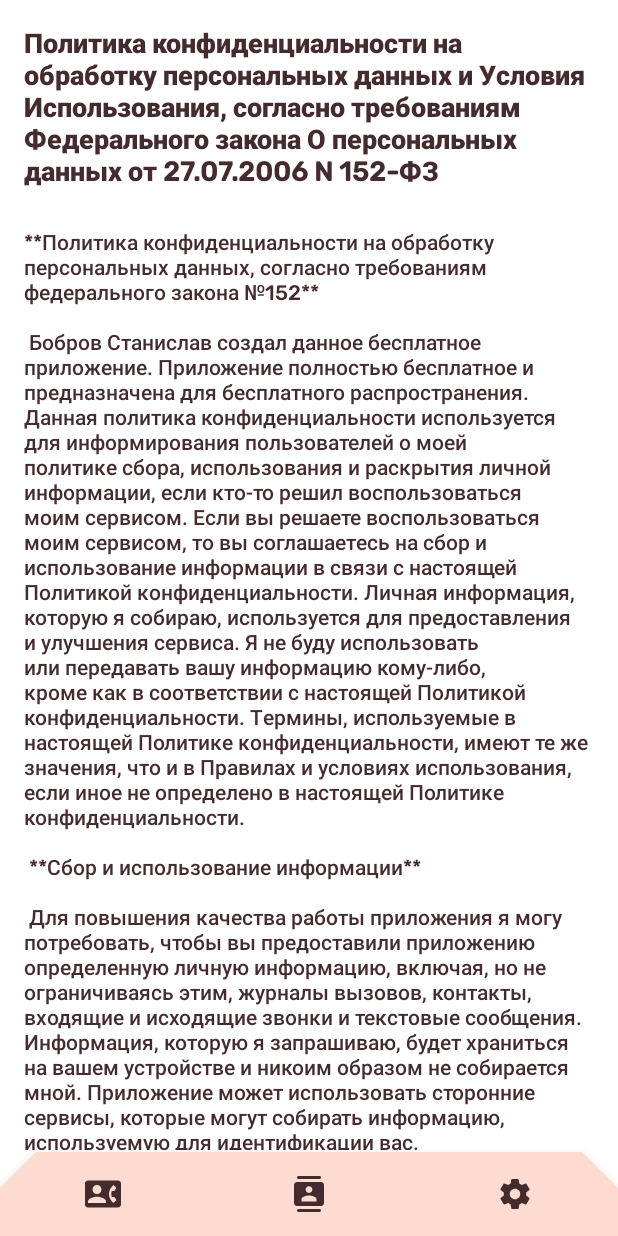
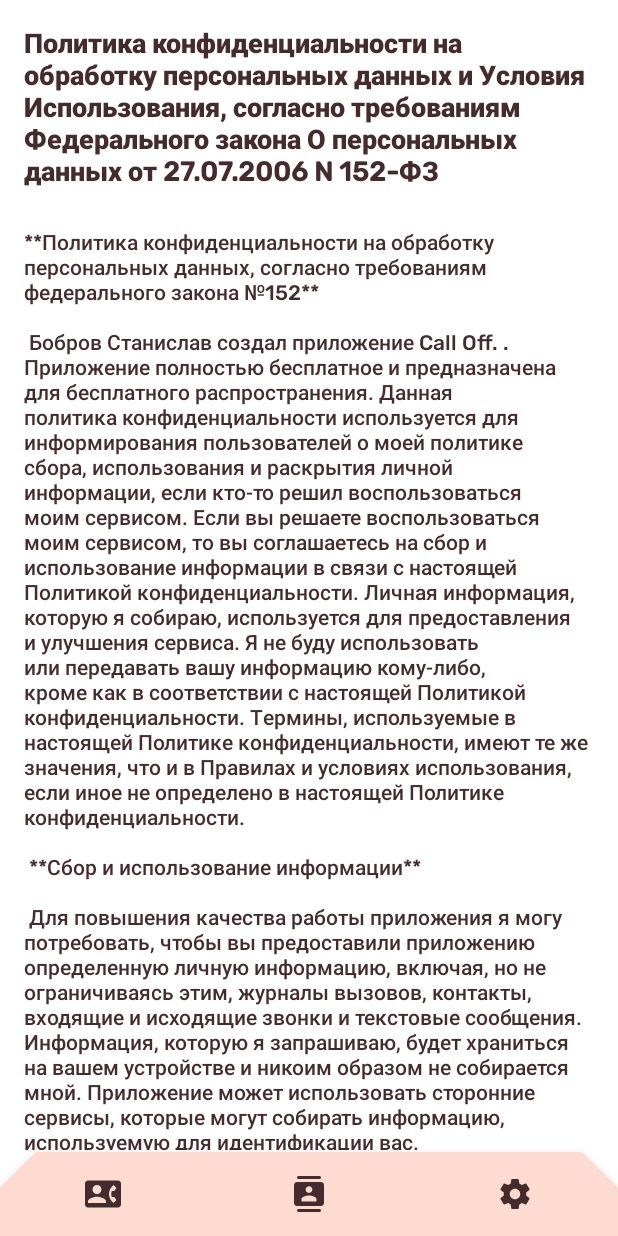
Before and after one commit to iooojik/Call-Off., an Android app: the screen it shows after launch (MainActivity), on a phone screen of 412 x 824 dp. Run offline under Robolectric (Android 15) with nearby library versions, the phone set to English and light mode, and no system bars; our stand-ins replace Room's generated code, navigation-ui; 8 statements that could not run were skipped.

```diff
--- a/app/src/main/res/values/strings.xml
+++ b/app/src/main/res/values/strings.xml
@@ -18,7 +18,7 @@
         **Политика конфиденциальности на обработку персональных данных, согласно требованиям федерального закона №152**
 \n\n
 
-        Бобров Станислав создал данное бесплатное приложение. Приложение полностью бесплатное и предназначена для бесплатного распространения.
+        Бобров Станислав создал приложение Call Off. . Приложение полностью бесплатное и предназначена для бесплатного распространения.
 Данная политика конфиденциальности используется для информирования пользователей о моей политике сбора, использования и раскрытия личной информации, если кто-то решил воспользоваться моим сервисом.
 Если вы решаете воспользоваться моим сервисом, то вы соглашаетесь на сбор и использование информации в связи с настоящей Политикой конфиденциальности. Личная информация, которую я собираю, используется для предоставления и улучшения сервиса. Я не буду использовать или передавать вашу информацию кому-либо, кроме как в соответствии с настоящей Политикой конфиденциальности.
 Термины, используемые в настоящей Политике конфиденциальности, имеют те же значения, что и в "Правилах и условиях использования", если иное не определено в настоящей Политике конфиденциальности.
```
